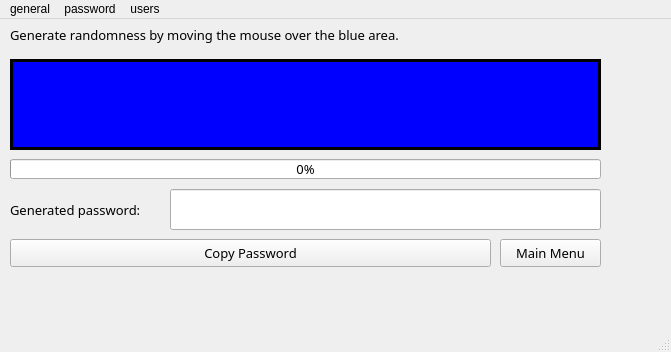
lgtm-migrator/lightning-pass, file lightning_pass/gui/static/qt_designer/main.ui: the form before one commit.
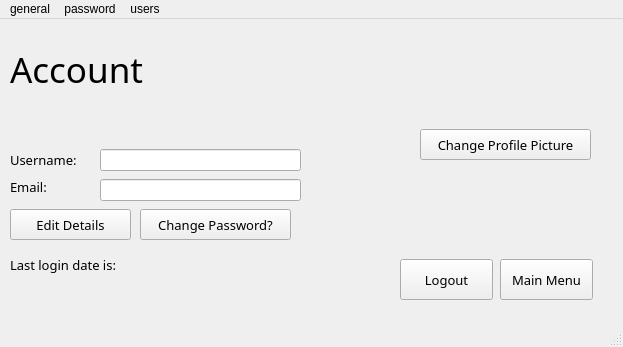
The form after the commit. Icons and pictures are not drawn.

```diff
--- a/lightning_pass/gui/static/qt_designer/main.ui
+++ b/lightning_pass/gui/static/qt_designer/main.ui
@@ -6,8 +6,8 @@
    <rect>
     <x>0</x>
     <y>0</y>
-    <width>671</width>
-    <height>352</height>
+    <width>623</width>
+    <height>347</height>
    </rect>
   </property>
   <property name="windowTitle">
@@ -19,12 +19,12 @@
      <rect>
       <x>0</x>
       <y>0</y>
-      <width>601</width>
+      <width>611</width>
       <height>281</height>
      </rect>
     </property>
     <property name="currentIndex">
-     <number>5</number>
+     <number>6</number>
     </property>
     <widget class="QWidget" name="home">
      <layout class="QGridLayout" name="gridLayout">
@@ -518,7 +518,7 @@
       <property name="geometry">
        <rect>
         <x>10</x>
-        <y>140</y>
+        <y>170</y>
         <width>591</width>
         <height>20</height>
        </rect>
@@ -565,9 +565,9 @@
       <property name="geometry">
        <rect>
         <x>10</x>
-        <y>40</y>
+        <y>30</y>
         <width>591</width>
-        <height>91</height>
+        <height>131</height>
        </rect>
       </property>
       <property name="mouseTracking">
@@ -584,7 +584,7 @@
       <property name="geometry">
        <rect>
         <x>10</x>
-        <y>170</y>
+        <y>200</y>
         <width>161</width>
         <height>41</height>
        </rect>
@@ -603,7 +603,7 @@
       <property name="geometry">
        <rect>
         <x>170</x>
-        <y>170</y>
+        <y>200</y>
         <width>431</width>
         <height>41</height>
        </rect>
@@ -625,7 +625,7 @@
       <property name="geometry">
        <rect>
         <x>10</x>
-        <y>220</y>
+        <y>250</y>
         <width>481</width>
         <height>28</height>
        </rect>
@@ -643,8 +643,8 @@
      <widget class="QPushButton" name="generate_pass_p2_main_btn">
       <property name="geometry">
        <rect>
-        <x>500</x>
-        <y>220</y>
+        <x>490</x>
+        <y>250</y>
         <width>101</width>
         <height>28</height>
        </rect>
@@ -660,6 +660,224 @@
       </property>
      </widget>
     </widget>
+    <widget class="QWidget" name="account">
+     <widget class="QLabel" name="account_lbl">
+      <property name="geometry">
+       <rect>
+        <x>10</x>
+        <y>20</y>
+        <width>421</width>
+        <height>61</height>
+       </rect>
+      </property>
+      <property name="font">
+       <font>
+        <family>Segoe Print</family>
+        <pointsize>26</pointsize>
+       </font>
+      </property>
+      <property name="text">
+       <string>Account</string>
+      </property>
+     </widget>
+     <widget class="QLineEdit" name="account_username_line">
+      <property name="geometry">
+       <rect>
+        <x>100</x>
+        <y>130</y>
+        <width>201</width>
+        <height>22</height>
+       </rect>
+      </property>
+      <property name="readOnly">
+       <bool>false</bool>
+      </property>
+     </widget>
+     <widget class="QLineEdit" name="account_email_line">
+      <property name="geometry">
+       <rect>
+        <x>100</x>
+        <y>160</y>
+        <width>201</width>
+        <height>22</height>
+       </rect>
+      </property>
+      <property name="readOnly">
+       <bool>false</bool>
+      </property>
+     </widget>
+     <widget class="QLabel" name="account_email_lbl">
+      <property name="geometry">
+       <rect>
+        <x>10</x>
+        <y>160</y>
+        <width>71</width>
+        <height>16</height>
+       </rect>
+      </property>
+      <property name="font">
+       <font>
+        <family>Segoe UI Light</family>
+        <pointsize>10</pointsize>
+       </font>
+      </property>
+      <property name="text">
+       <string>Email:</string>
+      </property>
+     </widget>
+     <widget class="QLabel" name="account_username_lbl">
+      <property name="geometry">
+       <rect>
+        <x>10</x>
+        <y>130</y>
+        <width>81</width>
+        <height>21</height>
+       </rect>
+      </property>
+      <property name="font">
+       <font>
+        <family>Segoe UI Light</family>
+        <pointsize>10</pointsize>
+       </font>
+      </property>
+      <property name="text">
+       <string>Username:</string>
+      </property>
+     </widget>
+     <widget class="QLabel" name="account_pfp_pixmap_lbl">
+      <property name="geometry">
+       <rect>
+        <x>420</x>
+        <y>10</y>
+        <width>171</width>
+        <height>91</height>
+       </rect>
+      </property>
+      <property name="text">
+       <string/>
+      </property>
+      <property name="pixmap">
+       <pixmap>../profile_pictures/default.png</pixmap>
+      </property>
+      <property name="scaledContents">
+       <bool>true</bool>
+      </property>
+     </widget>
+     <widget class="QPushButton" name="account_change_pfp_btn">
+      <property name="geometry">
+       <rect>
+        <x>420</x>
+        <y>110</y>
+        <width>171</width>
+        <height>31</height>
+       </rect>
+      </property>
+      <property name="font">
+       <font>
+        <family>Segoe UI Light</family>
+        <pointsize>10</pointsize>
+       </font>
+      </property>
+      <property name="text">
+       <string>Change Profile Picture</string>
+      </property>
+     </widget>
+     <widget class="QPushButton" name="account_edit_details_btn">
+      <property name="geometry">
+       <rect>
+        <x>10</x>
+        <y>190</y>
+        <width>121</width>
+        <height>31</height>
+       </rect>
+      </property>
+      <property name="font">
+       <font>
+        <family>Segoe UI Light</family>
+        <pointsize>10</pointsize>
+       </font>
+      </property>
+      <property name="text">
+       <string>Edit Details</string>
+      </property>
+     </widget>
+     <widget class="QPushButton" name="account_change_pass_btn">
+      <property name="geometry">
+       <rect>
+        <x>140</x>
+        <y>190</y>
+        <width>151</width>
+        <height>31</height>
+       </rect>
+      </property>
+      <property name="font">
+       <font>
+        <family>Segoe UI Light</family>
+        <pointsize>10</pointsize>
+       </font>
+      </property>
+      <property name="text">
+       <string>Change Password?</string>
+      </property>
+     </widget>
+     <widget class="QPushButton" name="account_main_menu_btn">
+      <property name="geometry">
+       <rect>
+        <x>500</x>
+        <y>240</y>
+        <width>93</width>
+        <height>41</height>
+       </rect>
+      </property>
+      <property name="font">
+       <font>
+        <family>Segoe UI Light</family>
+        <pointsize>10</pointsize>
+       </font>
+      </property>
+      <property name="text">
+       <string>Main Menu</string>
+      </property>
+     </widget>
+     <widget class="QPushButton" name="account_logout_btn">
+      <property name="geometry">
+       <rect>
+        <x>400</x>
+        <y>240</y>
+        <width>93</width>
+        <height>41</height>
+       </rect>
+      </property>
+      <property name="font">
+       <font>
+        <family>Segoe UI Light</family>
+        <pointsize>10</pointsize>
+       </font>
+      </property>
+      <property name="text">
+       <string>Logout</string>
+      </property>
+     </widget>
+     <widget class="QLabel" name="account_last_log_date">
+      <property name="geometry">
+       <rect>
+        <x>10</x>
+        <y>230</y>
+        <width>281</width>
+        <height>31</height>
+       </rect>
+      </property>
+      <property name="font">
+       <font>
+        <family>Segoe UI Light</family>
+        <pointsize>10</pointsize>
+       </font>
+      </property>
+      <property name="text">
+       <string>Last login date is: </string>
+      </property>
+     </widget>
+    </widget>
    </widget>
   </widget>
   <widget class="QMenuBar" name="menu_bar">
@@ -667,7 +885,7 @@
     <rect>
      <x>0</x>
      <y>0</y>
-     <width>671</width>
+     <width>623</width>
      <height>26</height>
     </rect>
    </property>
```
Left out of the diff: 14 changed lines with no effect on the pictures.
